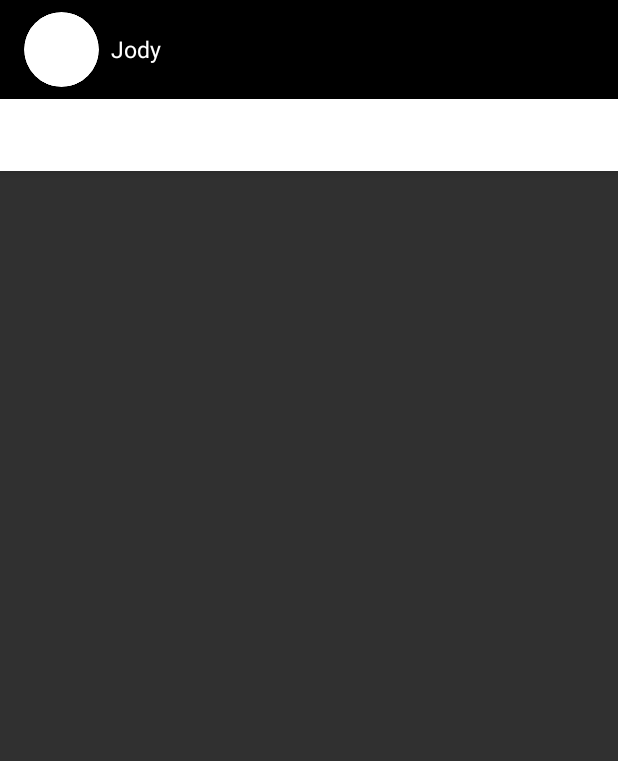
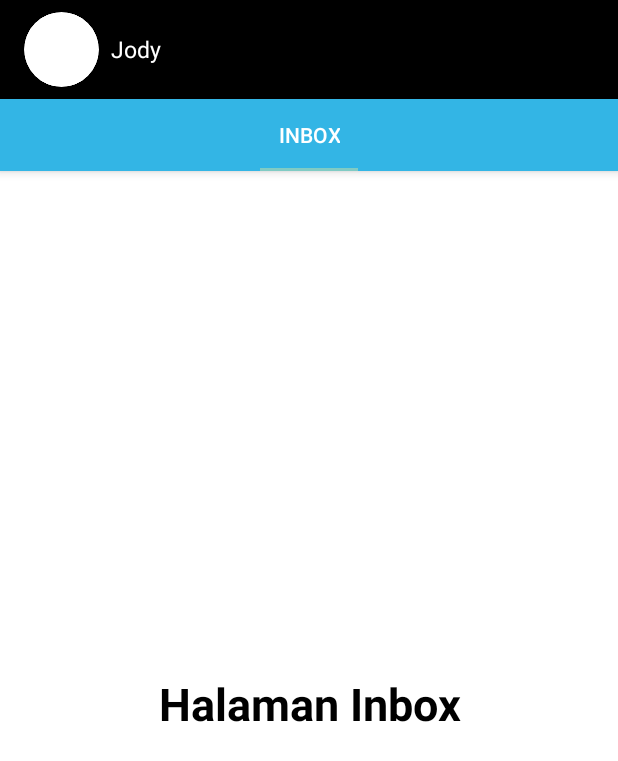
Before and after one commit to jodyap123/Pertemuan8, an Android app: the screen it shows after launch (MainActivity), on a phone screen of 412 x 824 dp. Shown: the top 761 px of the screen. Run offline under Robolectric (Android 15) with nearby library versions, the phone set to English and light mode, and no system bars; our stand-ins replace CircleImageView.

Commit message:
inbox page

```diff
--- /dev/null
+++ b/app/src/main/java/com/example/kelompok9_pertemuan8/InboxFragment.kt
@@ -0,0 +1,17 @@
+package com.example.kelompok9_pertemuan8
+import android.os.Bundle
+import androidx.fragment.app.Fragment
+import android.view.LayoutInflater
+import android.view.View
+import android.view.ViewGroup
+
+
+class InboxFragment: Fragment(){
+    override fun onCreateView(
+            inflater: LayoutInflater,
+            container: ViewGroup?,
+            savedInstanceState: Bundle?
+    ): View? {
+        return inflater.inflate(R.layout.fragment_inbox, container,  false)
+    }
+}
--- a/app/src/main/java/com/example/kelompok9_pertemuan8/MainActivity.kt
+++ b/app/src/main/java/com/example/kelompok9_pertemuan8/MainActivity.kt
@@ -21,6 +21,8 @@ class MainActivity : AppCompatActivity() {
         val tabLayout: TabLayout = findViewById(R.id.tab_layout)
         val viewPager: ViewPager = findViewById(R.id.view_pager)
         val viewPagerAdapter = ViewPagerAdapter(supportFragmentManager)
+
+        viewPagerAdapter.tambahFragment(InboxFragment(), "Inbox")
 
         viewPager.adapter = viewPagerAdapter
         tabLayout.setupWithViewPager(viewPager)
--- a/app/src/main/res/layout/activity_main.xml
+++ b/app/src/main/res/layout/activity_main.xml
@@ -18,7 +18,7 @@
             android:layout_width="match_parent"
             android:layout_height="wrap_content"
             android:background="@color/design_default_color_on_secondary"
-            app:popupTheme="@style/Theme.Kelompok9_Pertemuan8">
+            app:popupTheme="@style/Theme.AppCompat.NoActionBar">
 
             <de.hdodenhof.circleimageview.CircleImageView
                 android:id="@+id/foto_profile"
@@ -43,7 +43,7 @@
             android:id="@+id/tab_layout"
             android:layout_width="match_parent"
             android:layout_height="wrap_content"
-            android:background="@android:color/white" />
+            android:background="@android:color/holo_blue_light" />
     </com.google.android.material.appbar.AppBarLayout>
 
     <androidx.viewpager.widget.ViewPager
--- /dev/null
+++ b/app/src/main/res/layout/fragment_inbox.xml
@@ -0,0 +1,20 @@
+<?xml version="1.0" encoding="utf-8"?>
+<RelativeLayout
+    xmlns:android="http://schemas.android.com/apk/res/android"
+    xmlns:tools="http://schemas.android.com/tools"
+    android:layout_width="match_parent"
+    android:layout_height="match_parent"
+    >
+
+    <!-- TODO: Update blank fragment layout -->
+    <TextView
+        android:layout_width="match_parent"
+        android:layout_height="match_parent"
+        android:text="@string/frag1"
+        android:gravity="center"
+        android:background="@android:color/white"
+        android:textSize="30sp"
+        android:textStyle="bold"
+        android:textColor="#000" />
+
+</RelativeLayout>
--- a/app/src/main/res/values/strings.xml
+++ b/app/src/main/res/values/strings.xml
@@ -1,3 +1,5 @@
 <resources>
     <string name="app_name">Kelompok9_Pertemuan8</string>
+    <!-- TODO: Remove or change this placeholder text -->
+    <string name="frag1">Halaman Inbox</string>
 </resources>
```
